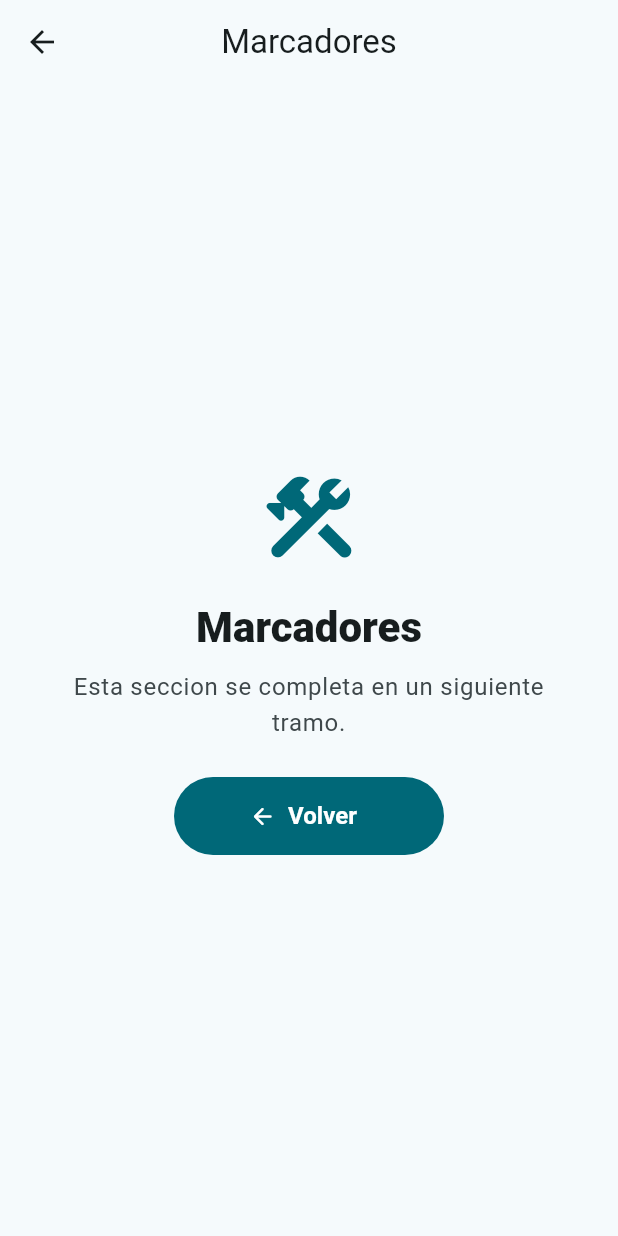
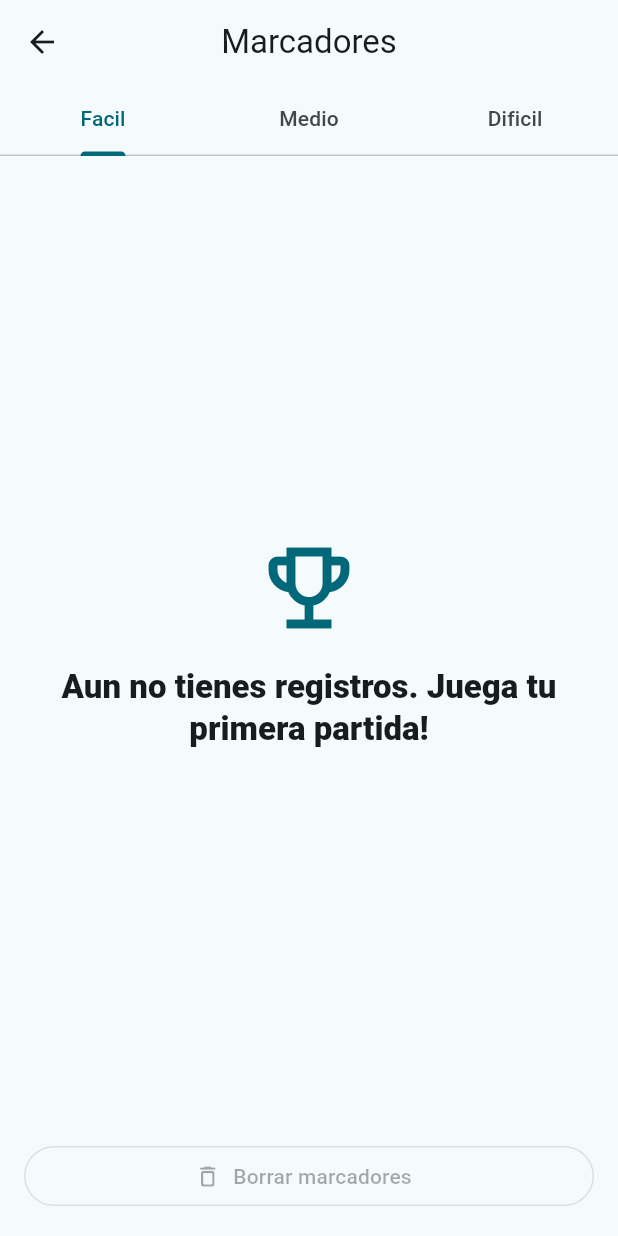
Before and after one commit to biancazullo/Buscaminas, a Flutter app: the screen it shows after launch, after a tap on "Marcadores", on a phone screen of 412 x 824 dp. Run offline on Flutter 3.47's test engine with Material 3 defaults, Android fonts, the phone set to English and light mode, and no system bars; our stand-ins replace animate_do, shared_preferences.

Commit message:
Añadir puntajes altos

```diff
--- a/lib/app/app_dependencies.dart
+++ b/lib/app/app_dependencies.dart
@@ -36,7 +36,9 @@ class AppDependencies {
     final settingsStorageService = SharedPreferencesSettingsStorageService(
       preferences: preferences,
     );
-    final highScoreStorageService = InMemoryHighScoreStorageService();
+    final highScoreStorageService = SharedPreferencesHighScoreStorageService(
+      preferences: preferences,
+    );
 
     return AppDependencies(
       settingsRepository: SettingsRepository(
@@ -62,7 +64,10 @@ class AppDependencies {
   GameViewModel createGameViewModel({
     GameSettings initialSettings = const GameSettings(),
   }) {
-    return GameViewModel(initialSettings: initialSettings);
+    return GameViewModel(
+      initialSettings: initialSettings,
+      highScoreRepository: highScoreRepository,
+    );
   }
 
   HighScoresViewModel createHighScoresViewModel() {
--- a/lib/data/repositories/high_score_repository.dart
+++ b/lib/data/repositories/high_score_repository.dart
@@ -14,14 +14,17 @@ class HighScoreRepository {
     return _sorted(scores);
   }
 
-  Future<void> recordScore(ScoreEntry score) async {
+  Future<bool> recordScore(ScoreEntry score) async {
     final currentScores = await loadScores(score.difficulty);
+    final isNewRecord =
+        currentScores.isEmpty || score.isBetterThan(currentScores.first);
     final updatedScores = _sorted([
       ...currentScores,
       score,
     ]).take(maxScoresPerDifficulty).toList(growable: false);
 
     await storageService.writeScores(score.difficulty, updatedScores);
+    return isNewRecord;
   }
 
   Future<void> clearScores() {
--- a/lib/data/services/high_score_storage_service.dart
+++ b/lib/data/services/high_score_storage_service.dart
@@ -1,3 +1,7 @@
+import 'dart:convert';
+
+import 'package:shared_preferences/shared_preferences.dart';
+
 import '../../domain/models/difficulty.dart';
 import '../../domain/models/score_entry.dart';
 
@@ -34,3 +38,73 @@ class InMemoryHighScoreStorageService implements HighScoreStorageService {
     }
   }
 }
+
+class SharedPreferencesHighScoreStorageService
+    implements HighScoreStorageService {
+  const SharedPreferencesHighScoreStorageService({required this.preferences});
+
+  static const String _keyPrefix = 'highScores';
+
+  final SharedPreferences preferences;
+
+  @override
+  Future<List<ScoreEntry>> readScores(Difficulty difficulty) async {
+    final rawValue = preferences.getString(_keyFor(difficulty));
+    if (rawValue == null || rawValue.isEmpty) {
+      return const <ScoreEntry>[];
+    }
+
+    final decoded = jsonDecode(rawValue);
+    if (decoded is! List) {
+      return const <ScoreEntry>[];
+    }
+
+    return decoded
+        .whereType<Map>()
+        .map((json) => _scoreFromJson(Map<String, Object?>.from(json)))
+        .where((score) => score.difficulty == difficulty)
+        .toList(growable: false);
+  }
+
+  @override
+  Future<void> writeScores(Difficulty difficulty, List<ScoreEntry> scores) {
+    final encoded = jsonEncode(
+      scores.map(_scoreToJson).toList(growable: false),
+    );
+    return preferences.setString(_keyFor(difficulty), encoded);
+  }
+
+  @override
+  Future<void> clearScores() async {
+    await Future.wait([
+      for (final difficulty in Difficulty.values)
+        preferences.remove(_keyFor(difficulty)),
+    ]);
+  }
+
+  String _keyFor(Difficulty difficulty) {
+    return '$_keyPrefix.${difficulty.name}';
+  }
+
+  Map<String, Object?> _scoreToJson(ScoreEntry score) {
+    return {
+      'difficulty': score.difficulty.name,
+      'elapsedSeconds': score.elapsedSeconds,
+      'attempts': score.attempts,
+      'playedAt': score.playedAt.toIso8601String(),
+    };
+  }
+
+  ScoreEntry _scoreFromJson(Map<String, Object?> json) {
+    return ScoreEntry(
+      difficulty: DifficultyDetails.fromName(
+        json['difficulty'] as String? ?? '',
+      ),
+      elapsedSeconds: json['elapsedSeconds'] as int? ?? 0,
+      attempts: json['attempts'] as int? ?? 0,
+      playedAt:
+          DateTime.tryParse(json['playedAt'] as String? ?? '') ??
+          DateTime(1970),
+    );
+  }
+}
--- a/lib/ui/features/game/view_models/game_view_model.dart
+++ b/lib/ui/features/game/view_models/game_view_model.dart
@@ -2,28 +2,42 @@ import 'dart:async';
 
 import 'package:flutter/foundation.dart';
 
+import '../../../../data/repositories/high_score_repository.dart';
 import '../../../../domain/models/board_state.dart';
 import '../../../../domain/models/difficulty.dart';
 import '../../../../domain/models/game_settings.dart';
 import '../../../../domain/models/game_status.dart';
+import '../../../../domain/models/score_entry.dart';
 import '../../../../domain/use_cases/minesweeper_engine.dart';
 
 class GameViewModel extends ChangeNotifier {
   GameViewModel({
     GameSettings initialSettings = const GameSettings(),
     MinesweeperEngine? engine,
+    this.highScoreRepository,
+    DateTime Function()? now,
   }) : _engine = engine ?? MinesweeperEngine(),
+       _now = now ?? DateTime.now,
        _board = BoardState.empty(initialSettings.difficulty);
 
   final MinesweeperEngine _engine;
+  final HighScoreRepository? highScoreRepository;
+  final DateTime Function() _now;
   Timer? _timer;
   BoardState _board;
+  bool _isNewRecord = false;
+  bool _scoreRecorded = false;
+  bool _isDisposed = false;
 
   BoardState get board => _board;
+
+  bool get isNewRecord => _isNewRecord;
 
   void prepareNewGame(Difficulty difficulty) {
     _timer?.cancel();
     _timer = null;
+    _isNewRecord = false;
+    _scoreRecorded = false;
     _board = _engine.createBoard(difficulty);
     notifyListeners();
   }
@@ -37,6 +51,7 @@ class GameViewModel extends ChangeNotifier {
     _board = updatedBoard;
     _syncTimer();
     notifyListeners();
+    _recordVictoryIfNeeded(updatedBoard);
   }
 
   void toggleFlag(int row, int column) {
@@ -66,8 +81,40 @@ class GameViewModel extends ChangeNotifier {
     notifyListeners();
   }
 
+  void _recordVictoryIfNeeded(BoardState board) {
+    final repository = highScoreRepository;
+    if (repository == null ||
+        board.status != GameStatus.won ||
+        _scoreRecorded) {
+      return;
+    }
+
+    _scoreRecorded = true;
+    unawaited(_recordScore(repository, board));
+  }
+
+  Future<void> _recordScore(
+    HighScoreRepository repository,
+    BoardState board,
+  ) async {
+    final score = ScoreEntry(
+      difficulty: board.difficulty,
+      elapsedSeconds: board.elapsedSeconds,
+      attempts: board.attempts,
+      playedAt: _now(),
+    );
+    final isNewRecord = await repository.recordScore(score);
+    if (_isDisposed) {
+      return;
+    }
+
+    _isNewRecord = isNewRecord;
+    notifyListeners();
+  }
+
   @override
   void dispose() {
+    _isDisposed = true;
     _timer?.cancel();
     super.dispose();
   }
--- a/lib/ui/features/game/views/game_view.dart
+++ b/lib/ui/features/game/views/game_view.dart
@@ -93,7 +93,7 @@ class _GameViewState extends State<GameView> {
                     if (board.status.isFinished && !_resultOverlayDismissed)
                       _ResultOverlay(
                         board: board,
-                        isNewRecord: false,
+                        isNewRecord: widget.viewModel.isNewRecord,
                         onContinue: () {
                           setState(() => _resultOverlayDismissed = true);
                         },
--- a/lib/ui/features/high_scores/view_models/high_scores_view_model.dart
+++ b/lib/ui/features/high_scores/view_models/high_scores_view_model.dart
@@ -16,6 +16,10 @@ class HighScoresViewModel extends ChangeNotifier {
   bool _isLoading = false;
 
   bool get isLoading => _isLoading;
+
+  bool get hasAnyScores {
+    return _scores.values.any((scores) => scores.isNotEmpty);
+  }
 
   List<ScoreEntry> scoresFor(Difficulty difficulty) {
     return List.unmodifiable(_scores[difficulty] ?? const <ScoreEntry>[]);
--- /dev/null
+++ b/lib/ui/features/high_scores/views/high_scores_view.dart
@@ -0,0 +1,296 @@
+import 'package:flutter/material.dart';
+
+import '../../../../domain/models/difficulty.dart';
+import '../../../../domain/models/score_entry.dart';
+import '../view_models/high_scores_view_model.dart';
+
+class HighScoresView extends StatefulWidget {
+  const HighScoresView({super.key, required this.viewModel});
+
+  final HighScoresViewModel viewModel;
+
+  @override
+  State<HighScoresView> createState() => _HighScoresViewState();
+}
+
+class _HighScoresViewState extends State<HighScoresView> {
+  @override
+  void initState() {
+    super.initState();
+    widget.viewModel.loadAll();
+  }
+
+  @override
+  void dispose() {
+    widget.viewModel.dispose();
+    super.dispose();
+  }
+
+  Future<void> _confirmClearScores() async {
+    final shouldClear = await showDialog<bool>(
+      context: context,
+      builder: (context) {
+        return AlertDialog(
+          title: const Text('Borrar marcadores'),
+          content: const Text(
+            'Esta accion elimina todos los registros locales.',
+          ),
+          actions: [
+            TextButton(
+              key: const ValueKey('cancel-clear-scores-button'),
+              onPressed: () => Navigator.of(context).pop(false),
+              child: const Text('Cancelar'),
+            ),
+            FilledButton(
+              key: const ValueKey('confirm-clear-scores-button'),
+              onPressed: () => Navigator.of(context).pop(true),
+              child: const Text('Borrar'),
+            ),
+          ],
+        );
+      },
+    );
+
+    if (shouldClear ?? false) {
+      await widget.viewModel.clearAll();
+    }
+  }
+
+  @override
+  Widget build(BuildContext context) {
+    return ListenableBuilder(
+      listenable: widget.viewModel,
+      builder: (context, _) {
+        return DefaultTabController(
+          length: Difficulty.values.length,
+          child: Scaffold(
+            appBar: AppBar(
+              title: const Text('Marcadores'),
+              bottom: TabBar(
+                tabs: [
+                  for (final difficulty in Difficulty.values)
+                    Tab(text: difficulty.label),
+                ],
+              ),
+            ),
+            body: SafeArea(
+              child: Column(
+                children: [
+                  Expanded(
+                    child: TabBarView(
+                      children: [
+                        for (final difficulty in Difficulty.values)
+                          _DifficultyScoresTab(
+                            difficulty: difficulty,
+                            scores: widget.viewModel.scoresFor(difficulty),
+                            isLoading: widget.viewModel.isLoading,
+                          ),
+                      ],
+                    ),
+                  ),
+                  Padding(
+                    padding: const EdgeInsets.fromLTRB(16, 8, 16, 16),
+                    child: Row(
+                      children: [
+                        Expanded(
+                          child: OutlinedButton.icon(
+                            key: const ValueKey('clear-scores-button'),
+                            onPressed: widget.viewModel.hasAnyScores
+                                ? _confirmClearScores
+                                : null,
+                            icon: const Icon(Icons.delete_outline_rounded),
+                            label: const Text('Borrar marcadores'),
+                          ),
+                        ),
+                      ],
+                    ),
+                  ),
+                ],
+              ),
+            ),
+          ),
+        );
+      },
+    );
+  }
+}
+
+class _DifficultyScoresTab extends StatelessWidget {
+  const _DifficultyScoresTab({
+    required this.difficulty,
+    required this.scores,
+    required this.isLoading,
+  });
+
+  final Difficulty difficulty;
+  final List<ScoreEntry> scores;
+  final bool isLoading;
+
+  @override
+  Widget build(BuildContext context) {
+    if (isLoading) {
+      return const Center(child: CircularProgressIndicator());
+    }
+
+    if (scores.isEmpty) {
+      return const _EmptyScoresMessage();
+    }
+
+    return Center(
+      child: ConstrainedBox(
+        constraints: const BoxConstraints(maxWidth: 760),
+        child: ListView.separated(
+          key: ValueKey('scores-list-${difficulty.name}'),
+          padding: const EdgeInsets.all(16),
+          itemCount: scores.length,
+          separatorBuilder: (_, _) => const SizedBox(height: 10),
+          itemBuilder: (context, index) {
+            return _ScoreTile(rank: index + 1, score: scores[index]);
+          },
+        ),
+      ),
+    );
+  }
+}
+
+class _EmptyScoresMessage extends StatelessWidget {
+  const _EmptyScoresMessage();
+
+  @override
+  Widget build(BuildContext context) {
+    final colorScheme = Theme.of(context).colorScheme;
+
+    return Center(
+      child: Padding(
+        padding: const EdgeInsets.all(24),
+        child: ConstrainedBox(
+          constraints: const BoxConstraints(maxWidth: 460),
+          child: Column(
+            mainAxisSize: MainAxisSize.min,
+            children: [
+              Icon(
+                Icons.emoji_events_outlined,
+                size: 72,
+                color: colorScheme.primary,
+              ),
+              const SizedBox(height: 16),
+              Text(
+                'Aun no tienes registros. Juega tu primera partida!',
+                key: const ValueKey('empty-scores-message'),
+                textAlign: TextAlign.center,
+                style: Theme.of(
+                  context,
+                ).textTheme.titleLarge?.copyWith(fontWeight: FontWeight.w800),
+              ),
+            ],
+          ),
+        ),
+      ),
+    );
+  }
+}
+
+class _ScoreTile extends StatelessWidget {
+  const _ScoreTile({required this.rank, required this.score});
+
+  final int rank;
+  final ScoreEntry score;
+
+  @override
+  Widget build(BuildContext context) {
+    final colorScheme = Theme.of(context).colorScheme;
+    final medalColor = switch (rank) {
+      1 => const Color(0xFFFFC107),
+      2 => const Color(0xFFB0BEC5),
+      3 => const Color(0xFFB87333),
+      _ => colorScheme.primary,
+    };
+
+    return DecoratedBox(
+      decoration: BoxDecoration(
+        color: rank.isOdd
+            ? colorScheme.surfaceContainerHighest
+            : colorScheme.surfaceContainer,
+        borderRadius: BorderRadius.circular(14),
+        border: Border.all(
+          color: rank == 1 ? medalColor : colorScheme.outlineVariant,
+          width: rank == 1 ? 2 : 1,
+        ),
+      ),
+      child: Padding(
+        padding: const EdgeInsets.all(14),
+        child: Row(
+          children: [
+            CircleAvatar(
+              backgroundColor: medalColor.withValues(alpha: 0.18),
+              foregroundColor: medalColor,
+              child: Icon(rank <= 3 ? Icons.workspace_premium : Icons.tag),
+            ),
+            const SizedBox(width: 14),
+            Expanded(
+              child: Column(
+                crossAxisAlignment: CrossAxisAlignment.start,
+                mainAxisSize: MainAxisSize.min,
+                children: [
+                  Text(
+                    'Puesto #$rank',
+                    style: Theme.of(context).textTheme.titleMedium?.copyWith(
+                      fontWeight: FontWeight.w900,
+                    ),
+                  ),
+                  const SizedBox(height: 4),
+                  Text(
+                    _formatDate(score.playedAt),
+                    style: Theme.of(context).textTheme.bodySmall?.copyWith(
+                      color: colorScheme.onSurfaceVariant,
+                    ),
+                  ),
+                ],
+              ),
+            ),
+            _Metric(label: 'Tiempo', value: '${score.elapsedSeconds}s'),
+            const SizedBox(width: 14),
+            _Metric(label: 'Intentos', value: '${score.attempts}'),
+          ],
+        ),
+      ),
+    );
+  }
+
+  String _formatDate(DateTime date) {
+    final month = date.month.toString().padLeft(2, '0');
+    final day = date.day.toString().padLeft(2, '0');
+    return '${date.year}-$month-$day';
+  }
+}
+
+class _Metric extends StatelessWidget {
+  const _Metric({required this.label, required this.value});
+
+  final String label;
+  final String value;
+
+  @override
+  Widget build(BuildContext context) {
+    final colorScheme = Theme.of(context).colorScheme;
+
+    return Column(
+      crossAxisAlignment: CrossAxisAlignment.end,
+      mainAxisSize: MainAxisSize.min,
+      children: [
+        Text(
+          label,
+          style: Theme.of(
+            context,
+          ).textTheme.labelSmall?.copyWith(color: colorScheme.onSurfaceVariant),
+        ),
+        Text(
+          value,
+          style: Theme.of(
+            context,
+          ).textTheme.titleSmall?.copyWith(fontWeight: FontWeight.w900),
+        ),
+      ],
+    );
+  }
+}
--- a/lib/ui/features/home/views/main_menu_view.dart
+++ b/lib/ui/features/home/views/main_menu_view.dart
@@ -1,8 +1,10 @@
 import 'package:animate_do/animate_do.dart';
 import 'package:flutter/material.dart';
 
+import '../../../../app/app_dependencies.dart';
 import '../../../core/view_models/app_view_model.dart';
 import '../../game/views/difficulty_selection_view.dart';
+import '../../high_scores/views/high_scores_view.dart';
 
 class MainMenuView extends StatelessWidget {
   const MainMenuView({
@@ -143,7 +145,7 @@ class _MenuActions extends StatelessWidget {
         key: const ValueKey('scores-menu-button'),
         icon: Icons.emoji_events_rounded,
         label: 'Marcadores',
-        onPressed: () => _openPlaceholder(context, 'Marcadores'),
+        onPressed: () => _openHighScores(context),
       ),
       _MenuItem(
         key: const ValueKey('settings-menu-button'),
@@ -186,6 +188,17 @@ class _MenuActions extends StatelessWidget {
     Navigator.of(context).push(
       MaterialPageRoute<void>(
         builder: (_) => DifficultySelectionView(appViewModel: appViewModel),
+      ),
+    );
+  }
+
+  void _openHighScores(BuildContext context) {
+    final viewModel = AppDependenciesScope.of(
+      context,
+    ).createHighScoresViewModel();
+    Navigator.of(context).push(
+      MaterialPageRoute<void>(
+        builder: (_) => HighScoresView(viewModel: viewModel),
       ),
     );
   }
```
Also changed, not shown: 3 other files.
